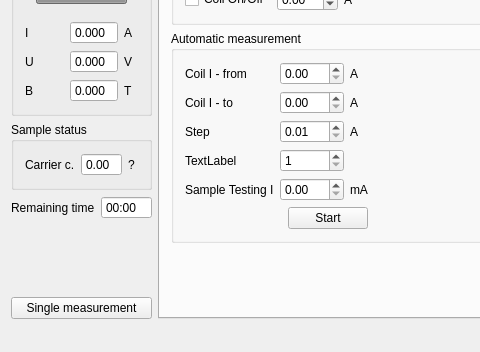
Above: hall/mainwindow.ui from mBr001/hall before the change; both pictures show x 0 to 480 and y 108 to 460 of the 817 by 460 pixel window. Below: the same form after it.
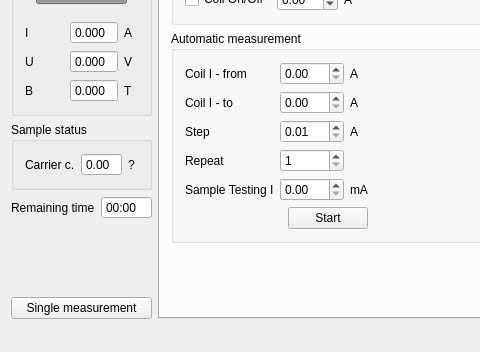
That is the form after the change. Custom widgets are drawn as their Qt base class.

Commit message: fix coil power checking

Diff of the .ui file:
```diff
--- a/hall/mainwindow.ui
+++ b/hall/mainwindow.ui
@@ -448,7 +448,7 @@
              <item row="3" column="0">
               <widget class="QLabel" name="label_10">
                <property name="text">
-                <string>TextLabel</string>
+                <string>Repeat</string>
                </property>
               </widget>
              </item>
```
Left out of the diff: 5 changed lines with no effect on the pictures. The commit also changes 1 other file.
